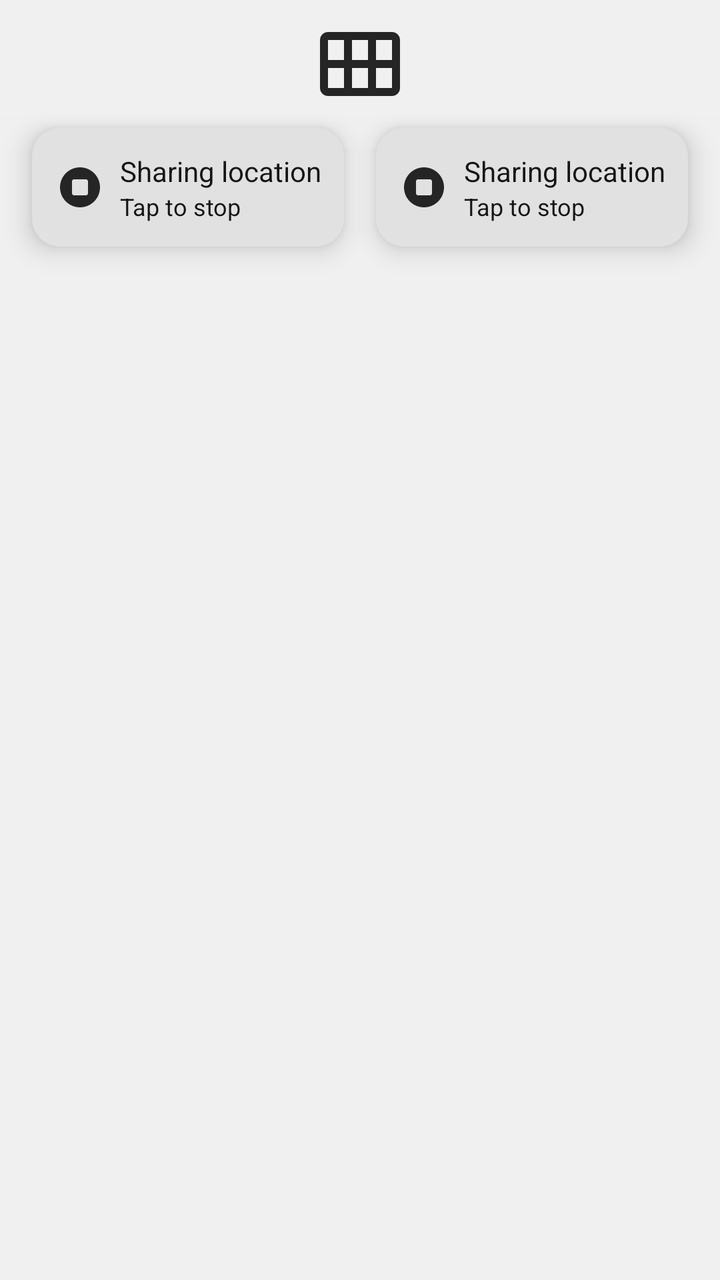
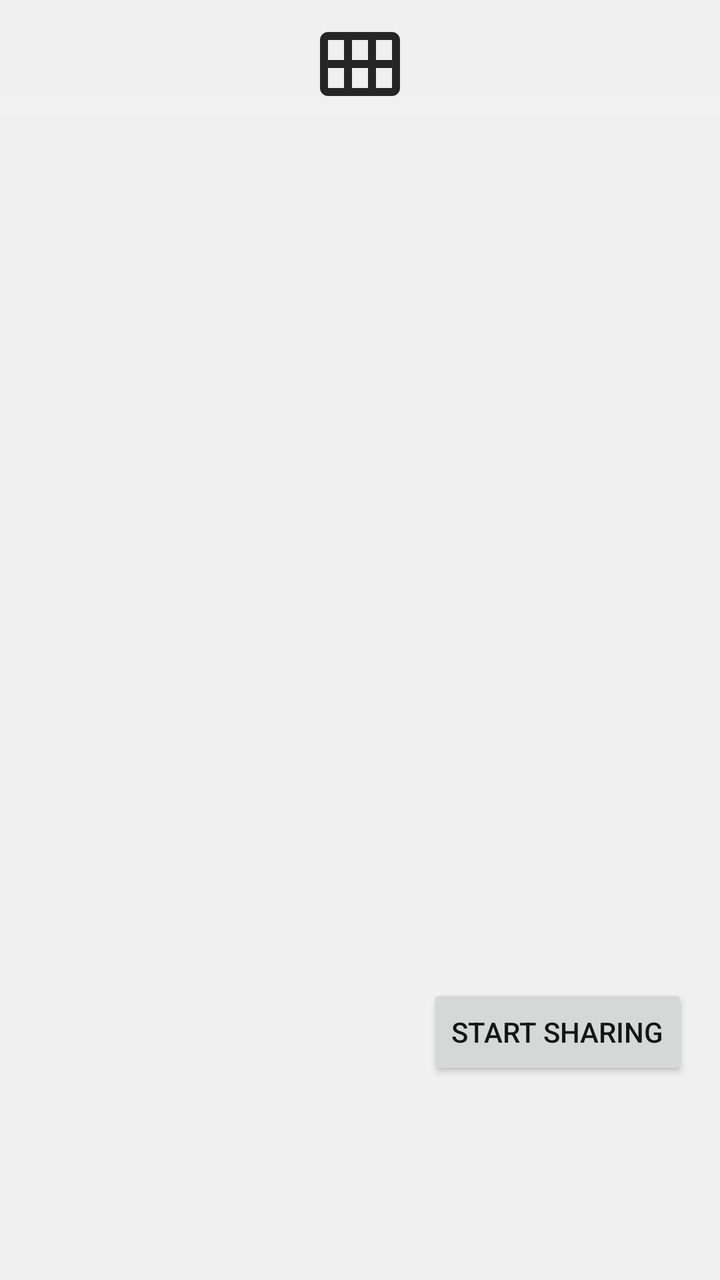

Compare the two renders of this Android layout. The source of the first and the diff that turns it into the second are given below.
<!-- AndroidManifest.xml: application theme AppTheme -->
<!-- res/layout/fragment_dashboard.xml -->
<?xml version="1.0" encoding="utf-8"?>
<androidx.constraintlayout.widget.ConstraintLayout xmlns:android="http://schemas.android.com/apk/res/android"
    xmlns:app="http://schemas.android.com/apk/res-auto"
    xmlns:tools="http://schemas.android.com/tools"
    android:layout_width="match_parent"
    android:layout_height="match_parent"
    tools:context=".ui.dashboard.DashboardFragment">

    <include
        android:id="@+id/mainHeader"
        layout="@layout/element_main_header"
        />

    <include
        android:id="@+id/bannerTracking"
        layout="@layout/element_dashboard_banner"
        android:layout_width="0dp"
        android:layout_height="wrap_content"
        app:layout_constraintStart_toStartOf="parent"
        app:layout_constraintTop_toBottomOf="@id/mainHeader"
        app:layout_constraintEnd_toStartOf="@id/bannerSharing"
        android:layout_marginEnd="@dimen/activity_side_margin_small"
        app:layout_goneMarginEnd="@dimen/activity_side_margin"
        android:layout_marginStart="@dimen/activity_side_margin"
        app:layout_constrainedWidth="true"
        app:layout_constraintWidth_max="300dp"
        app:layout_constraintHorizontal_chainStyle="packed"
        />

    <include
        android:id="@+id/bannerSharing"
        layout="@layout/element_dashboard_banner"
        android:layout_width="0dp"
        android:layout_height="wrap_content"
        app:layout_constraintStart_toEndOf="@id/bannerTracking"
        app:layout_constraintEnd_toEndOf="parent"
        app:layout_constraintTop_toBottomOf="@id/mainHeader"
        android:layout_marginStart="@dimen/activity_side_margin_small"
        app:layout_goneMarginStart="@dimen/activity_side_margin"
        android:layout_marginEnd="@dimen/activity_side_margin"
        app:layout_constrainedWidth="true"
        />
    
    
    <TextView
        app:layout_goneMarginTop="@dimen/main_header_height"
        android:id="@+id/text_dashboard"
        android:layout_width="match_parent"
        android:layout_height="0dp"
        android:layout_marginStart="8dp"
        android:layout_marginTop="8dp"
        android:layout_marginEnd="8dp"
        android:textAlignment="center"
        android:textSize="20sp"
        app:layout_constraintBottom_toBottomOf="parent"
        app:layout_constraintEnd_toEndOf="parent"
        app:layout_constraintStart_toStartOf="parent"
        app:layout_constraintTop_toBottomOf="@id/mainHeader" />
</androidx.constraintlayout.widget.ConstraintLayout>
<!-- res/layout/element_main_header.xml (included above) -->
<?xml version="1.0" encoding="utf-8"?>
<androidx.constraintlayout.widget.ConstraintLayout
    xmlns:android="http://schemas.android.com/apk/res/android"
    android:layout_width="match_parent"
    android:id="@+id/mainHeader"
    android:elevation="16dp"
    android:background="@drawable/background_header_toolbar"
    android:layout_height="@dimen/main_header_height">

    <androidx.appcompat.widget.AppCompatImageView
        android:layout_width="match_parent"
        android:layout_height="match_parent"
        android:scaleType="fitCenter"
        android:layout_margin="8dp"
        android:src="@drawable/ic_logo_full"
        />

</androidx.constraintlayout.widget.ConstraintLayout>
<!-- res/layout/element_dashboard_banner.xml (included above) -->
<?xml version="1.0" encoding="utf-8"?>
<androidx.constraintlayout.widget.ConstraintLayout xmlns:android="http://schemas.android.com/apk/res/android"
    xmlns:app="http://schemas.android.com/apk/res-auto"
    android:layout_width="wrap_content"
    android:layout_height="wrap_content"
    android:layout_margin="@dimen/activity_side_margin"
    android:background="@drawable/shape_main_rounded_background"
    android:backgroundTint="@color/theme_light"
    android:foreground="?selectableItemBackgroundBorderless"
    android:elevation="8dp"
    android:padding="@dimen/activity_side_margin_medium">

    <androidx.appcompat.widget.AppCompatImageView
        android:id="@+id/ivLocationStatus"
        android:layout_width="wrap_content"
        android:layout_height="32dp"
        android:src="@drawable/ic_stop_circle"
        app:layout_constraintBottom_toBottomOf="parent"
        app:layout_constraintStart_toStartOf="parent"
        app:layout_constraintTop_toTopOf="parent" />

    <androidx.appcompat.widget.AppCompatTextView
        android:id="@+id/tvLocationStatusTitle"
        style="@style/TextStyle.Medium"
        android:layout_width="wrap_content"
        android:layout_height="wrap_content"
        android:layout_marginStart="@dimen/activity_side_margin_small"
        android:text="@string/location_banner_sharing_active"
        android:textSize="14sp"
        app:layout_constraintBottom_toTopOf="@id/tvLocationStatusSubtitle"
        app:layout_constraintStart_toEndOf="@id/ivLocationStatus"
        app:layout_constraintTop_toTopOf="parent"
        app:layout_constraintVertical_chainStyle="packed" />

    <androidx.appcompat.widget.AppCompatTextView
        android:id="@+id/tvLocationStatusSubtitle"
        style="@style/TextStyle.Light"
        android:layout_width="wrap_content"
        android:layout_height="wrap_content"
        android:layout_marginStart="@dimen/activity_side_margin_small"
        android:text="@string/location_banner_info_stop"
        android:textSize="12sp"
        app:layout_constraintBottom_toBottomOf="parent"
        app:layout_constraintStart_toEndOf="@id/ivLocationStatus"
        app:layout_constraintTop_toBottomOf="@id/tvLocationStatusTitle" />

</androidx.constraintlayout.widget.ConstraintLayout>
<!-- resources referenced by this layout -->
<resources>
  <color name="theme_light">@color/light_theme_light</color>
  <dimen name="activity_side_margin">16dp</dimen>
  <dimen name="activity_side_margin_medium">12dp</dimen>
  <dimen name="activity_side_margin_small">8dp</dimen>
  <dimen name="main_header_height">64dp</dimen>
  <!-- drawable background_header_toolbar (drawable) -->
  <?xml version="1.0" encoding="utf-8"?>
  <shape xmlns:android="http://schemas.android.com/apk/res/android"
      android:shape="rectangle">
  
      <gradient
          android:startColor="@color/backgroundMain"
          android:centerColor="@color/backgroundMain"
          android:endColor="@color/transparent"
          android:type="linear"
          android:angle="270"
          android:centerY="0.8"
          />
  </shape>
  <!-- drawable ic_logo_full (drawable) -->
  <vector xmlns:android="http://schemas.android.com/apk/res/android"
      android:width="24dp"
      android:height="24dp"
      android:tint="?attr/colorControlNormal"
      android:viewportWidth="24"
      android:viewportHeight="24">
      <path
          android:fillColor="@android:color/white"
          android:pathData="M20,4H4C2.9,4 2,4.9 2,6v12c0,1.1 0.9,2 2,2h16c1.1,0 2,-0.9 2,-2V6C22,4.9 21.1,4 20,4zM8,11H4V6h4V11zM14,11h-4V6h4V11zM20,11h-4V6h4V11zM8,18H4v-5h4V18zM14,18h-4v-5h4V18zM20,18h-4v-5h4V18z" />
  </vector>
  <!-- drawable ic_stop_circle (drawable) -->
  <vector xmlns:android="http://schemas.android.com/apk/res/android"
      android:width="24dp"
      android:height="24dp"
      android:viewportWidth="24"
      android:viewportHeight="24"
      android:tint="?attr/colorControlNormal">
    <path
        android:fillColor="@android:color/white"
        android:pathData="M9,16h6c0.55,0 1,-0.45 1,-1V9c0,-0.55 -0.45,-1 -1,-1H9C8.45,8 8,8.45 8,9v6C8,15.55 8.45,16 9,16zM12,2C6.48,2 2,6.48 2,12s4.48,10 10,10s10,-4.48 10,-10S17.52,2 12,2L12,2z"
        android:fillType="evenOdd"/>
  </vector>
  <!-- drawable shape_main_rounded_background (drawable) -->
  <?xml version="1.0" encoding="utf-8"?>
  <shape android:shape="rectangle" xmlns:android="http://schemas.android.com/apk/res/android">
  
      <corners android:radius="14dp"/>
      <solid android:color="@color/theme_background_section"/>
  
  </shape>
  <string name="location_banner_info_stop">Tap to stop</string>
  <string name="location_banner_sharing_active">Sharing location</string>
  <style name="TextStyle.Light" parent="TextStyle.Regular">
          <item name="fontFamily">@font/font_montserrat_light</item>
      </style>
  <style name="TextStyle.Medium" parent="TextStyle.Regular">
          <item name="fontFamily">@font/font_montserrat_semibold</item>
      </style>
  <style name="AppTheme" parent="AppThemeBase">
      </style>
  <color name="light_theme_light">#E1E1E1</color>
  <color name="backgroundMain">@color/theme_lightest</color>
  <color name="transparent">@android:color/transparent</color>
  <color name="theme_background_section">@color/light_theme_lightest</color>
  <style name="TextStyle.Regular" parent="TextAppearance.AppCompat">
          <item name="fontFamily">@font/font_montserrat_regular</item>
          <item name="android:textColor">@color/main_button_text_color</item>
      </style>
  <color name="theme_lightest">@color/light_theme_lightest</color>
  <color name="light_theme_lightest">#F0F0F0</color>
  <color name="theme_medium">@color/light_theme_medium</color>
  <color name="secondaryColor">#f0f4c3</color>
  <color name="secondaryDarkColor">#bdc192</color>
  <color name="secondaryLightColor">#fffff6</color>
  <color name="theme_highest">@color/light_theme_highest</color>
  <color name="theme_high">@color/light_theme_high</color>
  <color name="light_theme_medium">#929292</color>
  <color name="light_theme_highest">#151515</color>
  <color name="light_theme_high">#252525</color>
  <!-- unchanged entries left out for length: 1 -->
</resources>

<!-- the commit's change to res/layout/fragment_dashboard.xml (unified diff, before → after) -->
@@ -11,51 +11,58 @@
         layout="@layout/element_main_header"
         />
 
-    <include
+
+
+
+
+
+
+
+
+
+
+
+
+
+
+
+
+
+
+
+
+
+
+
+
+
+
+
+    <androidx.appcompat.widget.AppCompatButton
         android:id="@+id/bannerTracking"
-        layout="@layout/element_dashboard_banner"
         android:layout_width="0dp"
         android:layout_height="wrap_content"
-        app:layout_constraintStart_toStartOf="parent"
+        android:layout_marginEnd="@dimen/activity_side_margin"
+        app:layout_constrainedWidth="true"
+        app:layout_constraintEnd_toEndOf="parent"
+        app:layout_constraintBottom_toBottomOf="parent"
+        android:layout_marginBottom="@dimen/bottomBar_spacing"
+        app:layout_constraintWidth_max="200dp"
+        android:text="@string/location_banner_sharing_start"
+         />
+    
+    <androidx.recyclerview.widget.RecyclerView
+        android:id="@+id/rvDashboard"
+        android:layout_width="match_parent"
+        android:layout_height="0dp"
+        android:paddingBottom="@dimen/bottomBar_spacing"
+        android:clipToPadding="false"
+        app:layout_constraintBottom_toBottomOf="parent"
         app:layout_constraintTop_toBottomOf="@id/mainHeader"
-        app:layout_constraintEnd_toStartOf="@id/bannerSharing"
-        android:layout_marginEnd="@dimen/activity_side_margin_small"
-        app:layout_goneMarginEnd="@dimen/activity_side_margin"
-        android:layout_marginStart="@dimen/activity_side_margin"
-        app:layout_constrainedWidth="true"
-        app:layout_constraintWidth_max="300dp"
-        app:layout_constraintHorizontal_chainStyle="packed"
+        app:layoutManager="androidx.recyclerview.widget.LinearLayoutManager"
+        android:orientation="vertical"
         />
 
-    <include
-        android:id="@+id/bannerSharing"
-        layout="@layout/element_dashboard_banner"
-        android:layout_width="0dp"
-        android:layout_height="wrap_content"
-        app:layout_constraintStart_toEndOf="@id/bannerTracking"
-        app:layout_constraintEnd_toEndOf="parent"
-        app:layout_constraintTop_toBottomOf="@id/mainHeader"
-        android:layout_marginStart="@dimen/activity_side_margin_small"
-        app:layout_goneMarginStart="@dimen/activity_side_margin"
-        android:layout_marginEnd="@dimen/activity_side_margin"
-        app:layout_constrainedWidth="true"
-        />
-    
-    
-    <TextView
-        app:layout_goneMarginTop="@dimen/main_header_height"
-        android:id="@+id/text_dashboard"
-        android:layout_width="match_parent"
-        android:layout_height="0dp"
-        android:layout_marginStart="8dp"
-        android:layout_marginTop="8dp"
-        android:layout_marginEnd="8dp"
-        android:textAlignment="center"
-        android:textSize="20sp"
-        app:layout_constraintBottom_toBottomOf="parent"
-        app:layout_constraintEnd_toEndOf="parent"
-        app:layout_constraintStart_toStartOf="parent"
-        app:layout_constraintTop_toBottomOf="@id/mainHeader" />
 </androidx.constraintlayout.widget.ConstraintLayout>
 <!-- res/layout/element_main_header.xml (included above) -->
 <?xml version="1.0" encoding="utf-8"?>
@@ -76,51 +83,3 @@
         />
 
 </androidx.constraintlayout.widget.ConstraintLayout>
-<!-- res/layout/element_dashboard_banner.xml (included above) -->
-<?xml version="1.0" encoding="utf-8"?>
-<androidx.constraintlayout.widget.ConstraintLayout xmlns:android="http://schemas.android.com/apk/res/android"
-    xmlns:app="http://schemas.android.com/apk/res-auto"
-    android:layout_width="wrap_content"
-    android:layout_height="wrap_content"
-    android:layout_margin="@dimen/activity_side_margin"
-    android:background="@drawable/shape_main_rounded_background"
-    android:backgroundTint="@color/theme_light"
-    android:foreground="?selectableItemBackgroundBorderless"
-    android:elevation="8dp"
-    android:padding="@dimen/activity_side_margin_medium">
-
-    <androidx.appcompat.widget.AppCompatImageView
-        android:id="@+id/ivLocationStatus"
-        android:layout_width="wrap_content"
-        android:layout_height="32dp"
-        android:src="@drawable/ic_stop_circle"
-        app:layout_constraintBottom_toBottomOf="parent"
-        app:layout_constraintStart_toStartOf="parent"
-        app:layout_constraintTop_toTopOf="parent" />
-
-    <androidx.appcompat.widget.AppCompatTextView
-        android:id="@+id/tvLocationStatusTitle"
-        style="@style/TextStyle.Medium"
-        android:layout_width="wrap_content"
-        android:layout_height="wrap_content"
-        android:layout_marginStart="@dimen/activity_side_margin_small"
-        android:text="@string/location_banner_sharing_active"
-        android:textSize="14sp"
-        app:layout_constraintBottom_toTopOf="@id/tvLocationStatusSubtitle"
-        app:layout_constraintStart_toEndOf="@id/ivLocationStatus"
-        app:layout_constraintTop_toTopOf="parent"
-        app:layout_constraintVertical_chainStyle="packed" />
-
-    <androidx.appcompat.widget.AppCompatTextView
-        android:id="@+id/tvLocationStatusSubtitle"
-        style="@style/TextStyle.Light"
-        android:layout_width="wrap_content"
-        android:layout_height="wrap_content"
-        android:layout_marginStart="@dimen/activity_side_margin_small"
-        android:text="@string/location_banner_info_stop"
-        android:textSize="12sp"
-        app:layout_constraintBottom_toBottomOf="parent"
-        app:layout_constraintStart_toEndOf="@id/ivLocationStatus"
-        app:layout_constraintTop_toBottomOf="@id/tvLocationStatusTitle" />
-
-</androidx.constraintlayout.widget.ConstraintLayout>
<!-- resource entries referenced after the edit -->
@@ -1,9 +1,7 @@
 <!-- resources referenced by this layout -->
 <resources>
-  <color name="theme_light">@color/light_theme_light</color>
   <dimen name="activity_side_margin">16dp</dimen>
-  <dimen name="activity_side_margin_medium">12dp</dimen>
-  <dimen name="activity_side_margin_small">8dp</dimen>
+  <dimen name="bottomBar_spacing">100dp</dimen>
   <dimen name="main_header_height">64dp</dimen>
   <!-- drawable background_header_toolbar (drawable) -->
   <?xml version="1.0" encoding="utf-8"?>
@@ -30,44 +28,11 @@
           android:fillColor="@android:color/white"
           android:pathData="M20,4H4C2.9,4 2,4.9 2,6v12c0,1.1 0.9,2 2,2h16c1.1,0 2,-0.9 2,-2V6C22,4.9 21.1,4 20,4zM8,11H4V6h4V11zM14,11h-4V6h4V11zM20,11h-4V6h4V11zM8,18H4v-5h4V18zM14,18h-4v-5h4V18zM20,18h-4v-5h4V18z" />
   </vector>
-  <!-- drawable ic_stop_circle (drawable) -->
-  <vector xmlns:android="http://schemas.android.com/apk/res/android"
-      android:width="24dp"
-      android:height="24dp"
-      android:viewportWidth="24"
-      android:viewportHeight="24"
-      android:tint="?attr/colorControlNormal">
-    <path
-        android:fillColor="@android:color/white"
-        android:pathData="M9,16h6c0.55,0 1,-0.45 1,-1V9c0,-0.55 -0.45,-1 -1,-1H9C8.45,8 8,8.45 8,9v6C8,15.55 8.45,16 9,16zM12,2C6.48,2 2,6.48 2,12s4.48,10 10,10s10,-4.48 10,-10S17.52,2 12,2L12,2z"
-        android:fillType="evenOdd"/>
-  </vector>
-  <!-- drawable shape_main_rounded_background (drawable) -->
-  <?xml version="1.0" encoding="utf-8"?>
-  <shape android:shape="rectangle" xmlns:android="http://schemas.android.com/apk/res/android">
-  
-      <corners android:radius="14dp"/>
-      <solid android:color="@color/theme_background_section"/>
-  
-  </shape>
-  <string name="location_banner_info_stop">Tap to stop</string>
-  <string name="location_banner_sharing_active">Sharing location</string>
-  <style name="TextStyle.Light" parent="TextStyle.Regular">
-          <item name="fontFamily">@font/font_montserrat_light</item>
-      </style>
-  <style name="TextStyle.Medium" parent="TextStyle.Regular">
-          <item name="fontFamily">@font/font_montserrat_semibold</item>
-      </style>
+  <string name="location_banner_sharing_start">Start sharing</string>
   <style name="AppTheme" parent="AppThemeBase">
       </style>
-  <color name="light_theme_light">#E1E1E1</color>
   <color name="backgroundMain">@color/theme_lightest</color>
   <color name="transparent">@android:color/transparent</color>
-  <color name="theme_background_section">@color/light_theme_lightest</color>
-  <style name="TextStyle.Regular" parent="TextAppearance.AppCompat">
-          <item name="fontFamily">@font/font_montserrat_regular</item>
-          <item name="android:textColor">@color/main_button_text_color</item>
-      </style>
   <color name="theme_lightest">@color/light_theme_lightest</color>
   <color name="light_theme_lightest">#F0F0F0</color>
   <color name="theme_medium">@color/light_theme_medium</color>
